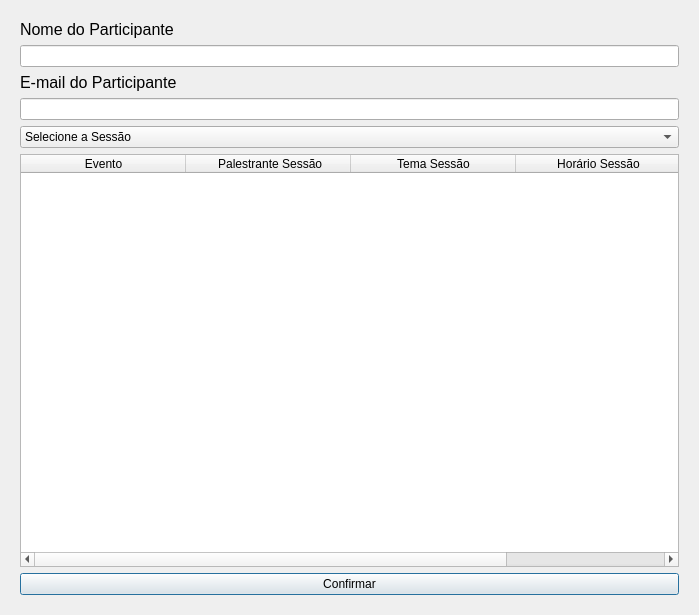
This is TrabalhoEventos/view/inscricao_ui.ui in DaniloMenezesXML/GestaoEventos as Qt 5 draws it before an edit. The edited form follows.
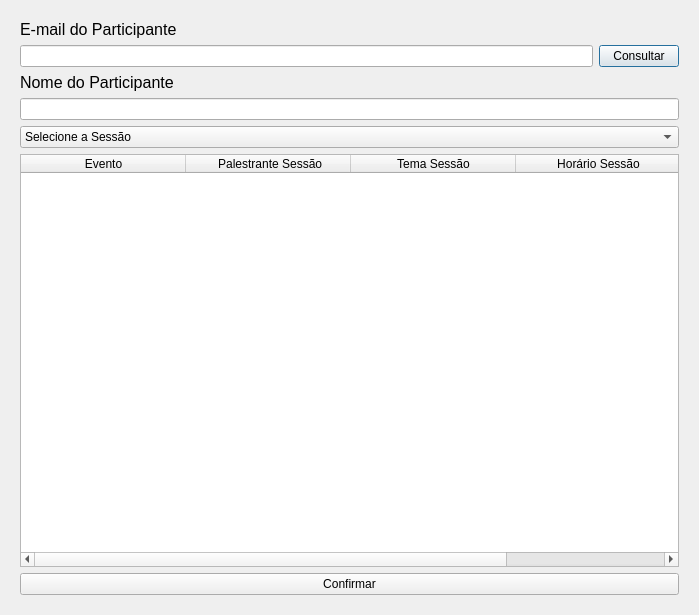
This is the edited form.

Commit message: Mudando os arquivos ui e consertando o participante_service

Patch:
```diff
--- a/TrabalhoEventos/view/inscricao_ui.ui
+++ b/TrabalhoEventos/view/inscricao_ui.ui
@@ -17,6 +17,27 @@
    <item>
     <widget class="QWidget" name="widget" native="true">
      <layout class="QVBoxLayout" name="verticalLayout">
+      <item>
+       <widget class="QLabel" name="lbl_email_participante">
+        <property name="text">
+         <string>&lt;html&gt;&lt;head/&gt;&lt;body&gt;&lt;p&gt;&lt;span style=&quot; font-size:12pt;&quot;&gt;E-mail do Participante&lt;/span&gt;&lt;/p&gt;&lt;/body&gt;&lt;/html&gt;</string>
+        </property>
+       </widget>
+      </item>
+      <item>
+       <layout class="QHBoxLayout" name="horizontalLayout">
+        <item>
+         <widget class="QLineEdit" name="txt_email_participante"/>
+        </item>
+        <item>
+         <widget class="QPushButton" name="btn_consultar">
+          <property name="text">
+           <string>Consultar</string>
+          </property>
+         </widget>
+        </item>
+       </layout>
+      </item>
       <item>
        <widget class="QLabel" name="lbl_nome_participante">
         <property name="text">
@@ -27,16 +48,6 @@
       <item>
        <widget class="QLineEdit" name="txt_nome_participante"/>
       </item>
-      <item>
-       <widget class="QLabel" name="lbl_email_participante">
-        <property name="text">
-         <string>&lt;html&gt;&lt;head/&gt;&lt;body&gt;&lt;p&gt;&lt;span style=&quot; font-size:12pt;&quot;&gt;E-mail do Participante&lt;/span&gt;&lt;/p&gt;&lt;/body&gt;&lt;/html&gt;</string>
-        </property>
-       </widget>
-      </item>
-      <item>
-       <widget class="QLineEdit" name="txt_email_participante"/>
-      </item>
       <item>
        <widget class="QComboBox" name="cb_sessao">
         <property name="editable">
```
The commit also changes 4 other files.
